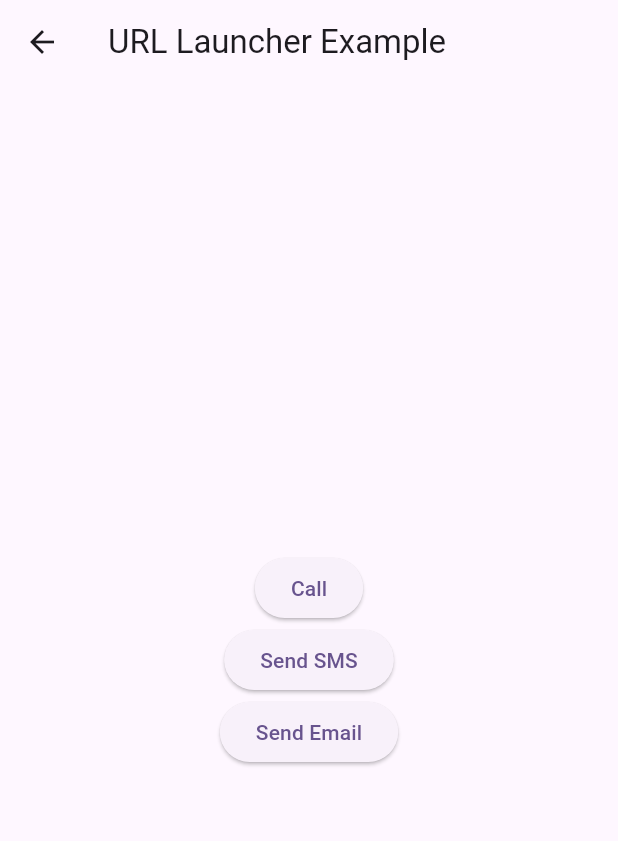
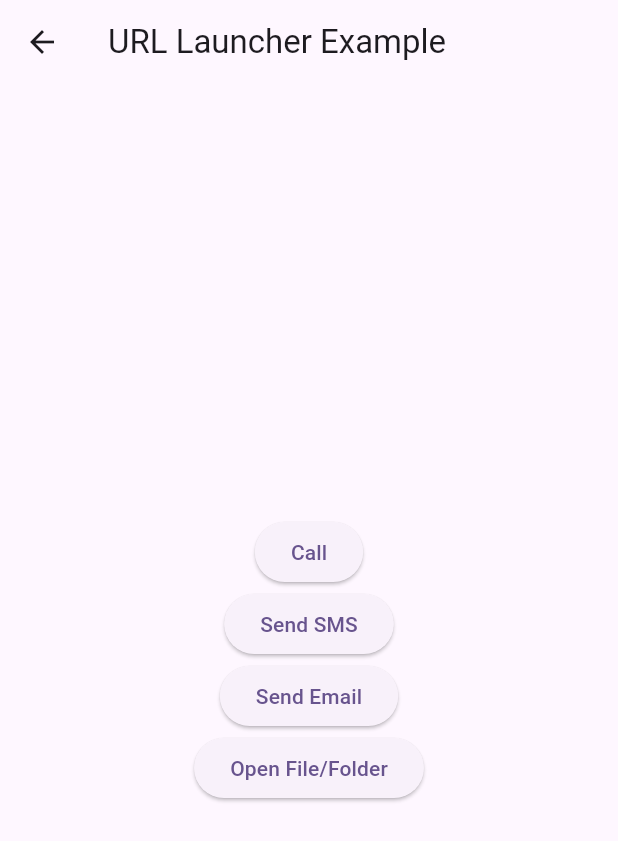
Before and after one commit to KanwaldeepSingh115/flutter_features, a Flutter app: the UrlLauncherExample screen opened directly, on a phone screen of 412 x 824 dp. Shown: the top 841 px of the screen. Run offline on Flutter 3.47's test engine with Material 3 defaults, Android fonts, the phone set to English and light mode, and no system bars; our stand-ins replace battery_plus, cloud_firestore, connectivity_plus, file_picker, firebase_auth, firebase_core and 22 more; missing offline and left inert: flutter_background_service, mobile_scanner; accounts and stored records are empty.

Commit message:
SMS+MAIL+CALL+FILE(DESKTOP)

```diff
--- a/lib/UrlLauncher/url_actions_app.dart
+++ b/lib/UrlLauncher/url_actions_app.dart
@@ -37,150 +37,14 @@ class UrlLauncherExample extends StatelessWidget {
               )),
               child: const Text("Send Email"),
             ),
+            ElevatedButton(
+              onPressed: () =>
+                  _launchUrl(Uri.parse("file:/C:/Users/ASUS/Documents")),
+              child: const Text("Open File/Folder"),
+            ),
           ],
         ),
       ),
     );
   }
 }
-
-// class UrlLauncherExample extends StatelessWidget {
-//   const UrlLauncherExample({super.key});
-
-//   Future<void> _launchUrl(Uri uri) async {
-//     if (!await launchUrl(uri, mode: LaunchMode.externalApplication)) {
-//       throw 'Could not launch $uri';
-//     }
-//   }
-
-//   @override
-//   Widget build(BuildContext context) {
-//     return Scaffold(
-//       appBar: AppBar(title: const Text("URL Launcher Example")),
-//       body: Center(
-//         child: Column(
-//           mainAxisAlignment: MainAxisAlignment.center,
-//           children: [
-//             ElevatedButton(
-//               onPressed: () =>
-//                   _launchUrl(Uri(scheme: "tel", path: "+918568003744")),
-//               child: const Text("Call"),
-//             ),
-//             ElevatedButton(
-//               onPressed: () =>
-//                   _launchUrl(Uri(scheme: "sms", path: "+918568003744")),
-//               child: const Text("SMS"),
-//             ),
-//             ElevatedButton(
-//               onPressed: () => _launchUrl(
-//                 Uri(
-//                   scheme: "mailto",
-//                   path: "kanwalshehry@gmail.com",
-//                   queryParameters: {"subject": "Hello", "body": "Test email"},
-//                 ),
-//               ),
-//               child: const Text("Email"),
-//             ),
-//           ],
-//         ),
-//       ),
-//     );
-//   }
-// }
-
-
-// // import 'package:flutter/material.dart';
-// // import 'package:url_launcher/url_launcher.dart';
-
-// // class UrlLauncherExample extends StatelessWidget {
-// //   const UrlLauncherExample({super.key});
-
-// //   Future<void> _launchUrl(String url) async {
-// //     final Uri uri = Uri.parse(url);
-
-// //     if (!await launchUrl(uri, mode: LaunchMode.externalApplication)) {
-// //       throw 'Could not launch $url';
-// //     }
-// //   }
-
-// //   @override
-// //   Widget build(BuildContext context) {
-// //     return Scaffold(
-// //       appBar: AppBar(title: const Text("URL Launcher Example")),
-// //       body: Center(
-// //         child: Column(
-// //           mainAxisAlignment: MainAxisAlignment.center,
-// //           children: [
-// //             /// Call
-// //             TextButton(
-// //               onPressed: () async {
-// //                 const tel = "tel:+918568003744";
-// //                 await _launchUrl(tel);
-// //               },
-// //               child: const CustomWidget(
-// //                 icon: Icons.call,
-// //                 label: 'Call a phone\nnumber',
-// //               ),
-// //             ),
-
-// //             /// SMS
-// //             TextButton(
-// //               onPressed: () async {
-// //                 const sms = "sms:+918568003744";
-// //                 await _launchUrl(sms);
-// //               },
-// //               child: const CustomWidget(
-// //                 icon: Icons.textsms,
-// //                 label: 'Send an SMS',
-// //               ),
-// //             ),
-
-// //             /// Email
-// //             TextButton(
-// //               onPressed: () async {
-// //                 const email =
-// //                     "mailto:kanwalshehry@gmail.com?subject=This is a test email&body=This is a test email body";
-// //                 await _launchUrl(email);
-// //               },
-// //               child: const CustomWidget(
-// //                 icon: Icons.forward_to_inbox,
-// //                 label: 'Send an email',
-// //               ),
-// //             ),
-
-
-// //             TextButton(
-// //               onPressed: () async {
-// //                 const filePath = "file:/C:/Users/ASUS/Documents";
-// //                 await _launchUrl(filePath);
-// //               },
-// //               child: const CustomWidget(
-// //                 icon: Icons.folder_open,
-// //                 label: 'Open File/Folder',
-// //               ),
-// //             ),
-// //           ],
-// //         ),
-// //       ),
-// //     );
-// //   }
-// // }
-
-// // /// Just a placeholder for your custom UI
-// // class CustomWidget extends StatelessWidget {
-// //   final IconData icon;
-// //   final String label;
-// //   const CustomWidget({super.key, required this.icon, required this.label});
-
-// //   @override
-// //   Widget build(BuildContext context) {
-// //     return Row(
-// //       mainAxisSize: MainAxisSize.min,
-// //       children: [
-// //         Icon(icon),
-// //         const SizedBox(width: 8),
-// //         Text(label, textAlign: TextAlign.center),
-// //       ],
-// //     );
-// //   }
-// // }
```
